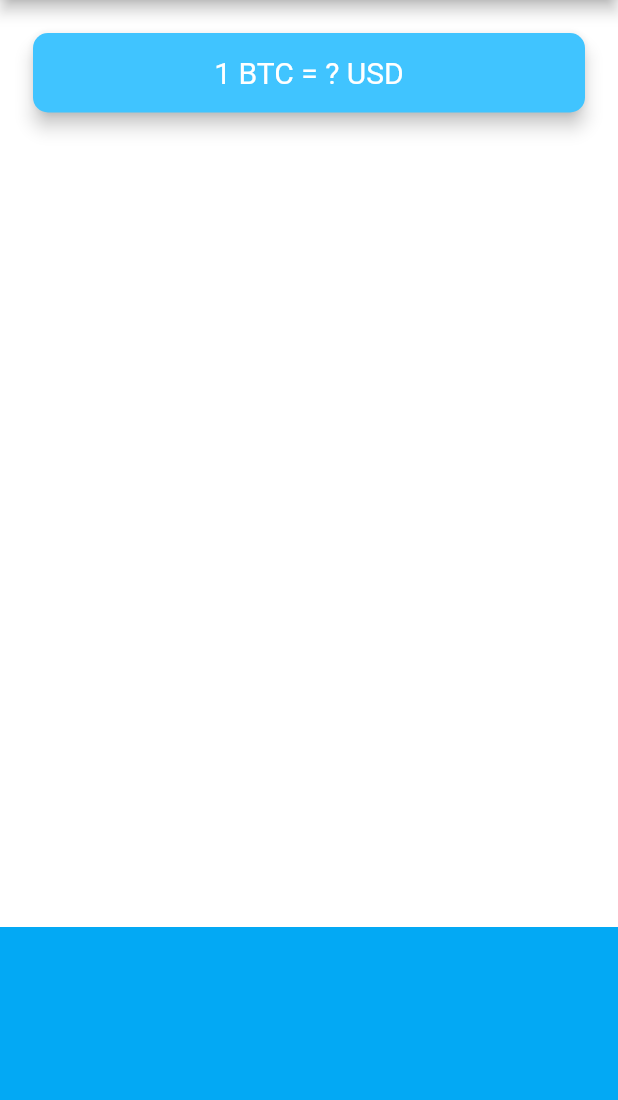
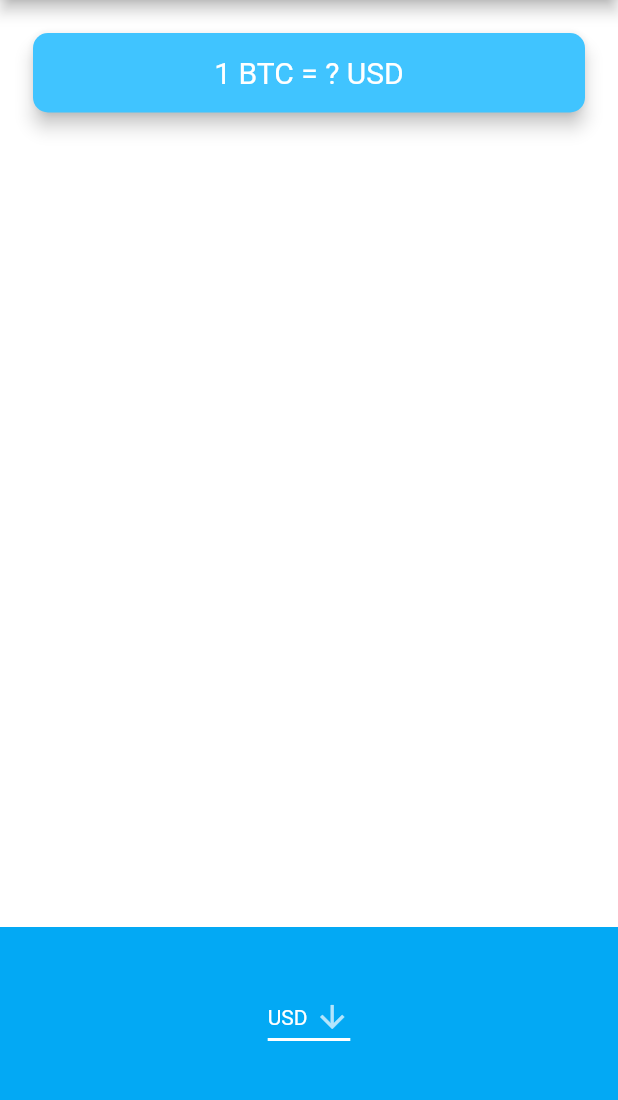
Before and after one commit to kihyeonkwon/bitcoin-ticker-flutter, a Flutter app: the screen it shows after launch, on a phone screen of 412 x 824 dp, the part 84-1184 px from its top. Run offline on Flutter 3.47's test engine with Material 2 defaults, Android fonts, the phone set to English and light mode, and no system bars.

Commit message:
Add android dropdownmenu and ios picerk

```diff
--- a/lib/main.dart
+++ b/lib/main.dart
@@ -1,5 +1,5 @@
 import 'package:flutter/material.dart';
-import 'price_screen.dart';
+import 'pages/price_screen.dart';
 
 void main() => runApp(MyApp());
 
--- /dev/null
+++ b/lib/pages/price_screen.dart
@@ -0,0 +1,93 @@
+import 'package:flutter/material.dart';
+import 'package:flutter/cupertino.dart';
+import 'package:bitcoin_ticker/utility/coin_data.dart';
+import 'dart:io' show Platform;
+
+class PriceScreen extends StatefulWidget {
+  @override
+  _PriceScreenState createState() => _PriceScreenState();
+}
+
+String dropdownValue = 'USD';
+
+class _PriceScreenState extends State<PriceScreen> {
+  DropdownButton androidDropdown() {
+    return DropdownButton<String>(
+      value: dropdownValue,
+      icon: const Icon(Icons.arrow_downward),
+      iconSize: 24,
+      elevation: 16,
+      style: const TextStyle(color: Colors.white),
+      underline: Container(
+        height: 2,
+        color: Colors.white,
+      ),
+      onChanged: (String newValue) {
+        setState(
+          () {
+            dropdownValue = newValue;
+          },
+        );
+      },
+      items: currenciesList.map<DropdownMenuItem<String>>((String value) {
+        return DropdownMenuItem<String>(
+          value: value,
+          child: Text(value),
+        );
+      }).toList(),
+    );
+  }
+
+  CupertinoPicker iosPicker() {
+    return CupertinoPicker(
+      itemExtent: 32,
+      onSelectedItemChanged: (value) {
+        print(currenciesList[value]);
+      },
+      children: currenciesList.map((currency) {
+        return Text(currency);
+      }).toList(),
+    );
+  }
+
+  @override
+  Widget build(BuildContext context) {
+    return Scaffold(
+        appBar: AppBar(
+          title: Text('🤑 Coin Ticker'),
+        ),
+        body: Column(
+            mainAxisAlignment: MainAxisAlignment.spaceBetween,
+            crossAxisAlignment: CrossAxisAlignment.stretch,
+            children: <Widget>[
+              Padding(
+                padding: EdgeInsets.fromLTRB(18.0, 18.0, 18.0, 0),
+                child: Card(
+                  color: Colors.lightBlueAccent,
+                  elevation: 5.0,
+                  shape: RoundedRectangleBorder(
+                    borderRadius: BorderRadius.circular(10.0),
+                  ),
+                  child: Padding(
+                    padding:
+                        EdgeInsets.symmetric(vertical: 15.0, horizontal: 28.0),
+                    child: Text(
+                      '1 BTC = ? $dropdownValue',
+                      textAlign: TextAlign.center,
+                      style: TextStyle(
+                        fontSize: 20.0,
+                        color: Colors.white,
+                      ),
+                    ),
+                  ),
+                ),
+              ),
+              Container(
+                  height: 150.0,
+                  alignment: Alignment.center,
+                  padding: EdgeInsets.only(bottom: 30.0),
+                  color: Colors.lightBlue,
+                  child: Platform.isIOS ? iosPicker() : androidDropdown())
+            ]));
+  }
+}
--- a/lib/price_screen.dart
+++ /dev/null
@@ -1,51 +0,0 @@
-import 'package:flutter/material.dart';
-
-class PriceScreen extends StatefulWidget {
-  @override
-  _PriceScreenState createState() => _PriceScreenState();
-}
-
-class _PriceScreenState extends State<PriceScreen> {
-  @override
-  Widget build(BuildContext context) {
-    return Scaffold(
-      appBar: AppBar(
-        title: Text('🤑 Coin Ticker'),
-      ),
-      body: Column(
-        mainAxisAlignment: MainAxisAlignment.spaceBetween,
-        crossAxisAlignment: CrossAxisAlignment.stretch,
-        children: <Widget>[
-          Padding(
-            padding: EdgeInsets.fromLTRB(18.0, 18.0, 18.0, 0),
-            child: Card(
-              color: Colors.lightBlueAccent,
-              elevation: 5.0,
-              shape: RoundedRectangleBorder(
-                borderRadius: BorderRadius.circular(10.0),
-              ),
-              child: Padding(
-                padding: EdgeInsets.symmetric(vertical: 15.0, horizontal: 28.0),
-                child: Text(
-                  '1 BTC = ? USD',
-                  textAlign: TextAlign.center,
-                  style: TextStyle(
-                    fontSize: 20.0,
-                    color: Colors.white,
-                  ),
-                ),
-              ),
-            ),
-          ),
-          Container(
-            height: 150.0,
-            alignment: Alignment.center,
-            padding: EdgeInsets.only(bottom: 30.0),
-            color: Colors.lightBlue,
-            child: null,
-          ),
-        ],
-      ),
-    );
-  }
-}
--- a/lib/coin_data.dart
+++ b/lib/utility/coin_data.dart
@@ -1,3 +1,7 @@
+const String apiKey = '4181D05C-EBD3-4986-93FD-584E30AB5BA9';
+
+const String endPoint = 'https://rest.coinapi.io/';
+
 const List<String> currenciesList = [
   'AUD',
   'BRL',
```
Also changed, not shown: pubspec.lock, 1 other file.
